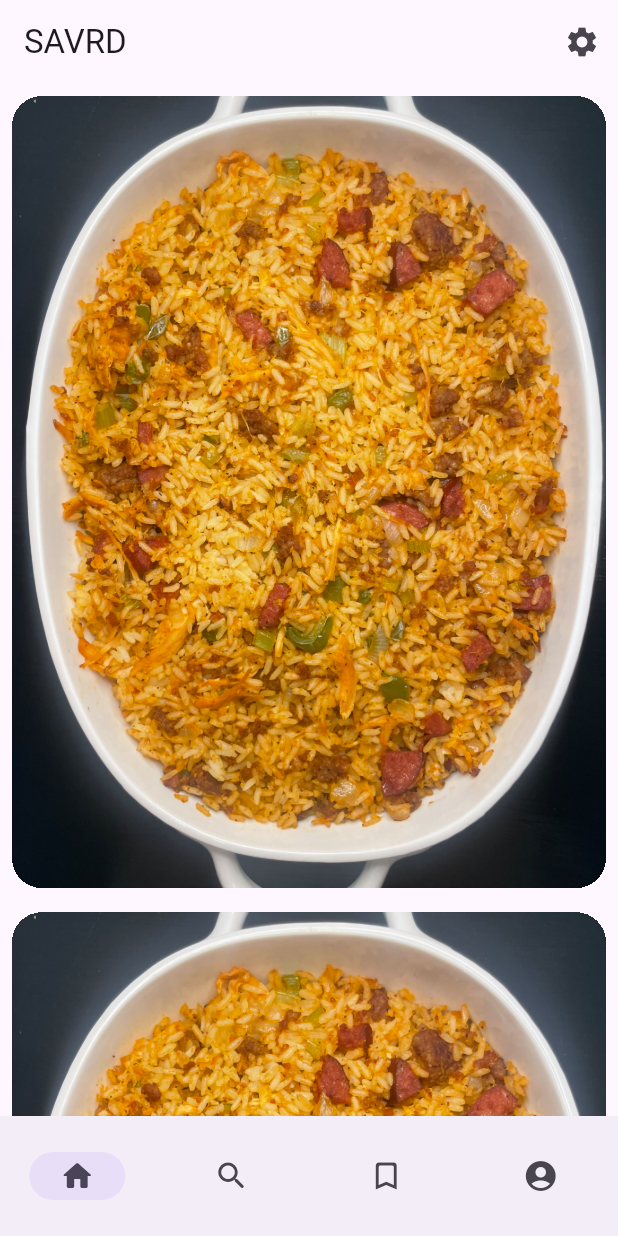
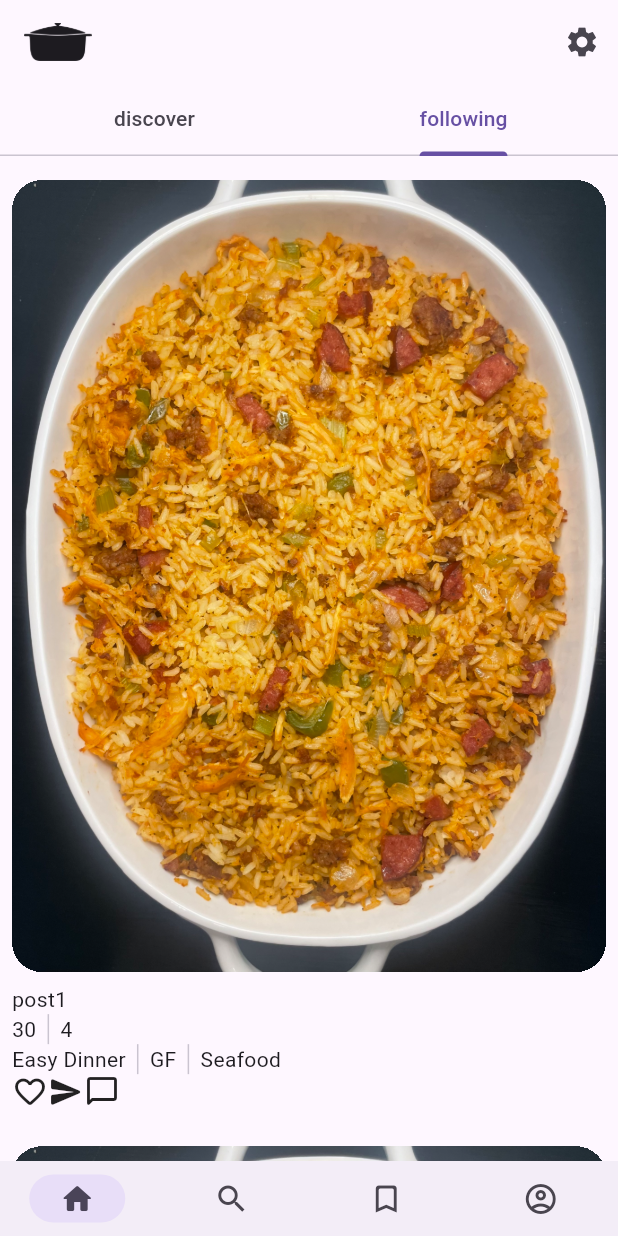
Before and after one commit to arbaker2/savrdUI, a Flutter app: the screen it shows after launch, on a phone screen of 412 x 824 dp. Run offline on Flutter 3.47's test engine with Material 3 defaults, Android fonts, the phone set to English and light mode, and no system bars; generated files the repository leaves out were written again.

Commit message:
wireframing of home

```diff
--- a/lib/src/sample_feature/post.dart
+++ b/lib/src/sample_feature/post.dart
@@ -1,6 +1,6 @@
 /// A placeholder class that represents an entity or model.
 class Post {
-  const Post({required this.id, required this.imageAssetLocation, required this.title, required this.account, this.time, this.servings, this.description});
+  const Post({required this.id, required this.imageAssetLocation, required this.title, required this.account, this.time, this.servings, this.description, this.tags});
 
   final int id;
   final String imageAssetLocation;
@@ -10,4 +10,6 @@ class Post {
   final int? time;
   final String? servings;
   final String? description;
+  final List<String>? tags;
 }
+//TODO: create getter for all icon related items in list if not null (time and servings)
--- a/lib/src/sample_feature/post_tile.dart
+++ b/lib/src/sample_feature/post_tile.dart
@@ -1,4 +1,5 @@
 import 'package:flutter/material.dart';
+import 'package:flutter/widgets.dart';
 import 'package:savrd/src/sample_feature/post.dart';
 
 class PostTile extends StatelessWidget {
@@ -8,9 +9,35 @@ class PostTile extends StatelessWidget {
 
   @override
   Widget build(BuildContext context) {
+
     return Padding(
       padding: const EdgeInsets.all(8.0),
-      child: Container(clipBehavior: Clip.hardEdge, decoration: const BoxDecoration(borderRadius: BorderRadius.all(Radius.circular(20))),child: Image.asset('assets/images/jambalya.jpg'),),
+      child: Column(
+        crossAxisAlignment: CrossAxisAlignment.start,
+        children: [
+          Padding(
+            padding: const EdgeInsets.symmetric(vertical: 8.0),
+            child: Container(
+              clipBehavior: Clip.hardEdge,
+              decoration: const BoxDecoration(
+                  borderRadius: BorderRadius.all(Radius.circular(20))),
+              child: Image.asset('assets/images/jambalya.jpg'),
+            ),
+          ),
+          Text(post.title),
+          IntrinsicHeight(child: Row(children: [Text(post.time!.toString()), VerticalDivider(), Text(post.servings!),],)),
+          // generate tag widgets from list of strings
+          if (post.tags != null) IntrinsicHeight(
+            child: Row(children: [...List.generate(post.tags!.length * 2 - 1, (item) {
+              if (item.isEven) {
+                return Text(post.tags![item~/2]);
+              }
+              return VerticalDivider();
+            }),]),
+          ),
+          Row(children: [Icon(Icons.favorite_border_rounded), Icon(Icons.send_rounded), Icon(Icons.chat_bubble_outline_rounded),],),
+        ],
+      ),
     );
   }
 }
--- a/lib/src/sample_feature/sample_item_list_view.dart
+++ b/lib/src/sample_feature/sample_item_list_view.dart
@@ -1,4 +1,5 @@
 import 'package:flutter/material.dart';
+import 'package:flutter/widgets.dart';
 import 'package:savrd/src/sample_feature/post_tile.dart';
 
 import '../settings/settings_view.dart';
@@ -9,7 +10,30 @@ import 'sample_item_details_view.dart';
 class SampleItemListView extends StatefulWidget {
   const SampleItemListView({
     super.key,
-    this.items = const [Post(id: 1, imageAssetLocation: 'location', title: 'post1', account: 'account 1'), Post(id: 2, imageAssetLocation: 'location', title: 'post2', account: 'account 2'), Post(id: 3, imageAssetLocation: 'location', title: 'post3', account: 'account 3')],
+    this.items = const [
+      Post(
+          id: 1,
+          imageAssetLocation: 'location',
+          title: 'post1',
+          time: 30,
+          servings: '4',
+          account: 'account 1',
+          tags: ['Easy Dinner', 'GF', 'Seafood']),
+      Post(
+          id: 2,
+          imageAssetLocation: 'location',
+          time: 30,
+          servings: '4',
+          title: 'post2',
+          account: 'account 2'),
+      Post(
+          id: 3,
+          imageAssetLocation: 'location',
+          time: 30,
+          servings: '4',
+          title: 'post3',
+          account: 'account 3')
+    ],
   });
 
   static const routeName = '/';
@@ -25,9 +49,26 @@ class _SampleItemListViewState extends State<SampleItemListView> {
 
   @override
   Widget build(BuildContext context) {
-    return Scaffold(
-      appBar: AppBar(
-        title: const Text('SAVRD'),
+    return DefaultTabController(
+      initialIndex: 1,
+      length: 2,
+      //TODO: create a sliverapp bar with custom scroll view
+      child: Scaffold(
+
+        //TODO: remove padding from top of nested croll view
+        // To work with lists that may contain a large number of items, it’s best
+        // to use the ListView.builder constructor.
+        //
+        // In contrast to the default ListView constructor, which requires
+        // building all Widgets up front, the ListView.builder constructor lazily
+        // builds Widgets as they’re scrolled into view.
+        body: NestedScrollView( headerSliverBuilder: (BuildContext context, bool innerBoxIsScrolled) {
+          return <Widget>[SliverAppBar(
+            floating: true,
+            expandedHeight: 0,
+            snap: true,
+            forceElevated: innerBoxIsScrolled,
+          title: const ImageIcon(AssetImage('assets/images/green_dutch_oven.png'), size: 45,),
           actions: [
             IconButton(
               icon: const Icon(Icons.settings),
@@ -39,15 +80,29 @@ class _SampleItemListViewState extends State<SampleItemListView> {
               },
             ),
           ],
+          bottom: const TabBar(
+            tabs: <Widget>[
+              Tab(
+                text: 'discover',
+              ),
+              Tab(
+                text: 'following',
+              ),
+            ],
+          ),
+        ),
+        ];},
+
+        body: TabBarView(
+          children: <Widget>[
+            const Center(
+              child: Text("It's cloudy here"),
             ),
 
-      // To work with lists that may contain a large number of items, it’s best
-      // to use the ListView.builder constructor.
-      //
-      // In contrast to the default ListView constructor, which requires
-      // building all Widgets up front, the ListView.builder constructor lazily
-      // builds Widgets as they’re scrolled into view.
-      body: ListView.builder(
+            SafeArea(
+              top: false,
+              bottom: false,
+              child: ListView.builder(
                 // Providing a restorationId allows the ListView to restore the
                 // scroll position when a user leaves and returns to the app after it
                 // has been killed while running in the background.
@@ -75,7 +130,12 @@ class _SampleItemListViewState extends State<SampleItemListView> {
                   // );
                 },
               ),
+            ),
+          ],
+        ),
+        ),
         bottomNavigationBar: NavigationBar(
+          height: 50,
           labelBehavior: NavigationDestinationLabelBehavior.alwaysHide,
           selectedIndex: currentPageIndex,
           onDestinationSelected: (int index) {
@@ -85,11 +145,13 @@ class _SampleItemListViewState extends State<SampleItemListView> {
           },
           destinations: const <Widget>[
             NavigationDestination(
-            icon: Icon(Icons.home_rounded),
+              selectedIcon: Icon(Icons.home_rounded),
+              icon: Icon(Icons.home_outlined),
               label: 'Home',
             ),
             NavigationDestination(
-            icon: Icon(Icons.search_rounded),
+              selectedIcon: Icon(Icons.search_rounded),
+              icon: Icon(Icons.search_outlined),
               label: 'Search',
             ),
             NavigationDestination(
@@ -99,11 +161,12 @@ class _SampleItemListViewState extends State<SampleItemListView> {
             ),
             NavigationDestination(
               selectedIcon: Icon(Icons.account_circle_rounded),
-            icon: Icon(Icons.account_circle_rounded),
+              icon: Icon(Icons.account_circle_outlined),
               label: 'Profile',
             ),
           ],
         ),
+      ),
     );
   }
 }
```
Also changed, not shown: assets/images/green_dutch_oven.png (added). Lines whose indentation alone changed are shown as unchanged.
